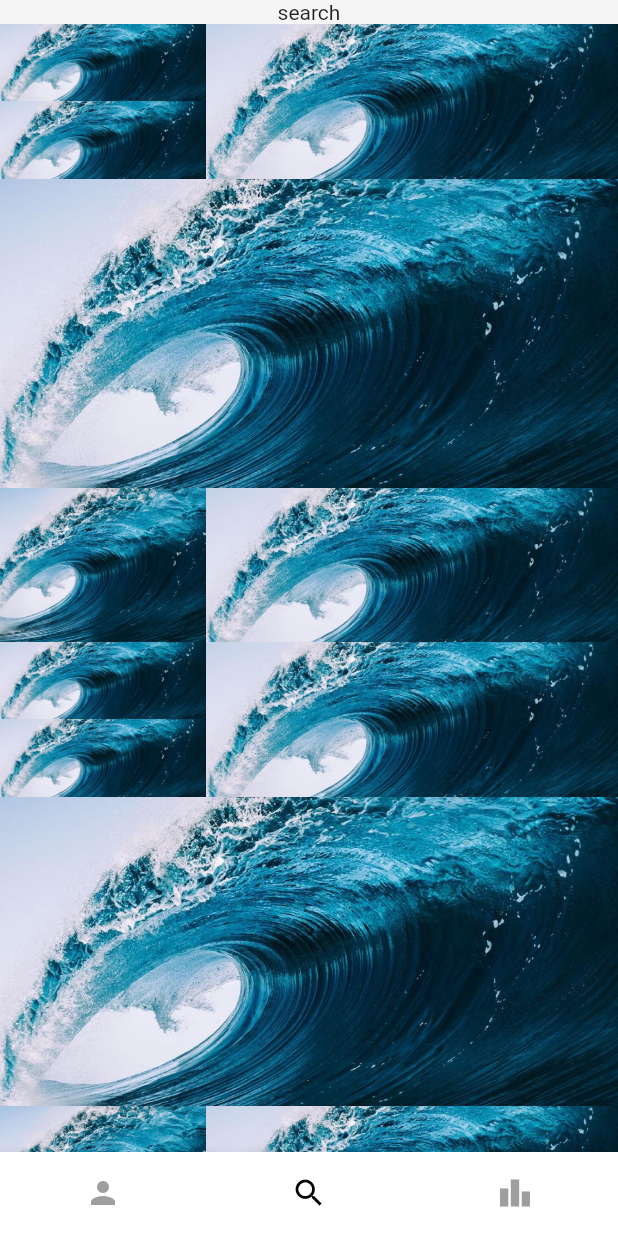
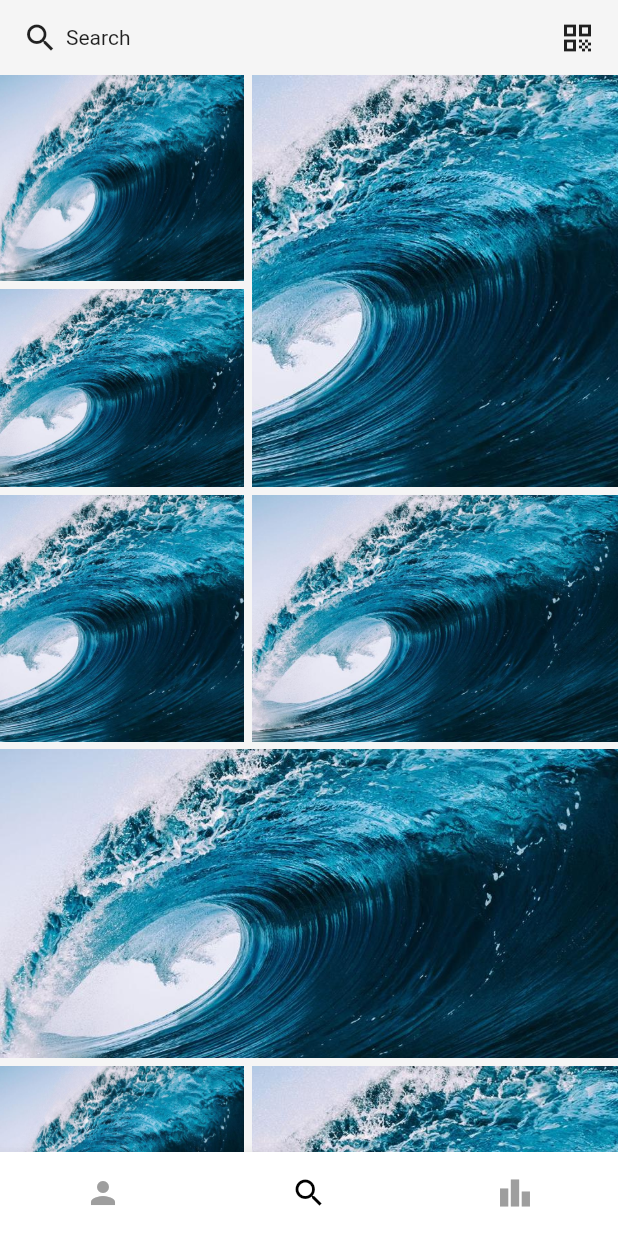
Before and after one commit to kungFuLambda/eco_steps, a Flutter app: the screen it shows after launch, item 2 of the bottom bar chosen, on a phone screen of 412 x 824 dp. Run offline on Flutter 3.47's test engine with Material 2 defaults, Android fonts, the light colour scheme and no system bars; our stand-ins replace fluttericon.

Commit message:
finsihed search with search bar

```diff
--- a/lib/search/double_item.dart
+++ b/lib/search/double_item.dart
@@ -1,4 +1,5 @@
 import 'package:flutter/cupertino.dart';
+import 'package:flutter/material.dart';
 
 class DoubleItem extends StatelessWidget {
   const DoubleItem({Key? key}) : super(key: key);
@@ -7,9 +8,10 @@
   Widget build(BuildContext context) {
     return Row(children: [
       Expanded(
-        flex: 1,
+        flex: 2,
         child: Container(
-          height: MediaQuery.of(context).size.width / 4,
+          padding: EdgeInsets.fromLTRB(0, 5, 5, 5),
+          height: MediaQuery.of(context).size.height / 5,
           decoration: BoxDecoration(
               image: DecorationImage(
                   image: AssetImage(
@@ -18,10 +20,14 @@
                   fit: BoxFit.cover)),
         ),
       ),
+      SizedBox(
+        width: 5,
+      ),
       Expanded(
-        flex: 2,
+        flex: 3,
         child: Container(
-          height: MediaQuery.of(context).size.width / 4,
+          padding: EdgeInsets.all(20),
+          height: MediaQuery.of(context).size.height / 5,
           decoration: BoxDecoration(
               image: DecorationImage(
                   image: AssetImage(
@@ -30,6 +36,9 @@
                   fit: BoxFit.cover)),
         ),
       ),
+      SizedBox(
+        height: 5,
+      )
     ]);
   }
 }
--- a/lib/search/search_screen.dart
+++ b/lib/search/search_screen.dart
@@ -19,7 +19,6 @@
     return Scaffold(
       body: Column(
         children: [
-          Text('search'),
           Expanded(
             child: ListView(
               children: widgets,
@@ -31,11 +30,28 @@
   }
 
   List<Widget> generateDummies(height) {
-    List<Widget> ret = [];
+    List<Widget> ret = [
+      Container(
+        height: 50,
+        width: double.infinity,
+        padding: EdgeInsets.fromLTRB(15, 0, 15, 0),
+        child: Row(
+          children: [
+            Icon(Icons.search),
+            SizedBox(
+              width: 5,
+            ),
+            Expanded(child: Text('Search')),
+            Align(alignment: Alignment.centerRight, child: Icon(Icons.qr_code))
+          ],
+        ),
+      ),
+    ];
     for (int i = 0; i < 5; i++) {
       ret.add(TripleItem());
+
+      ret.add(DoubleItem());
       ret.add(SingleItem());
-      ret.add(DoubleItem());
     }
     return ret;
   }
--- a/lib/search/single_item.dart
+++ b/lib/search/single_item.dart
@@ -14,6 +14,7 @@
                 'assets/waves.jpg',
               ),
               fit: BoxFit.cover)),
+      margin: EdgeInsets.fromLTRB(0, 5, 0, 5),
     );
   }
 }
--- a/lib/search/triple_item.dart
+++ b/lib/search/triple_item.dart
@@ -7,39 +7,47 @@
   Widget build(BuildContext context) {
     return Row(children: [
       Expanded(
-          flex: 1,
+          flex: 2,
           child: Column(
             children: [
               Container(
-                height: MediaQuery.of(context).size.width / 8,
+                height: MediaQuery.of(context).size.height / 6,
+                decoration: BoxDecoration(
+                    image: DecorationImage(
+                        image: AssetImage(
+                          'assets/waves.jpg',
+                        ),
+                        fit: BoxFit.fill)),
+              ),
+              SizedBox(
+                height: 5,
+              ),
+              Container(
+                height: MediaQuery.of(context).size.height / 6 - 5,
                 decoration: BoxDecoration(
                     image: DecorationImage(
                         image: AssetImage(
                           'assets/waves.jpg',
                         ),
                         fit: BoxFit.cover)),
-              ),
-              Container(
-                height: MediaQuery.of(context).size.width / 8,
-                decoration: BoxDecoration(
-                    image: DecorationImage(
-                        image: AssetImage(
-                          'assets/waves.jpg',
-                        ),
-                        fit: BoxFit.cover)),
+                margin: EdgeInsets.fromLTRB(0, 0, 0, 5),
               ),
             ],
           )),
+      SizedBox(
+        width: 5,
+      ),
       Expanded(
-        flex: 2,
+        flex: 3,
         child: Container(
-          height: MediaQuery.of(context).size.width / 4,
+          height: MediaQuery.of(context).size.height / 3,
           decoration: BoxDecoration(
               image: DecorationImage(
                   image: AssetImage(
                     'assets/waves.jpg',
                   ),
                   fit: BoxFit.cover)),
+          margin: EdgeInsets.fromLTRB(0, 0, 0, 5),
         ),
       ),
     ]);
```
